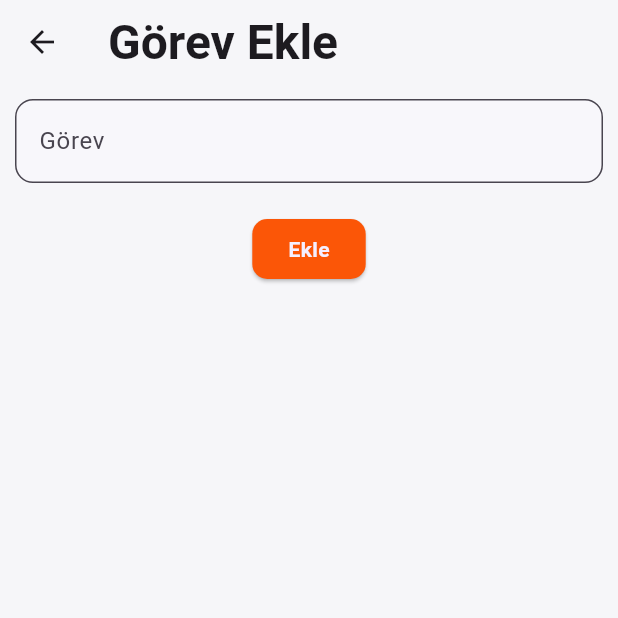
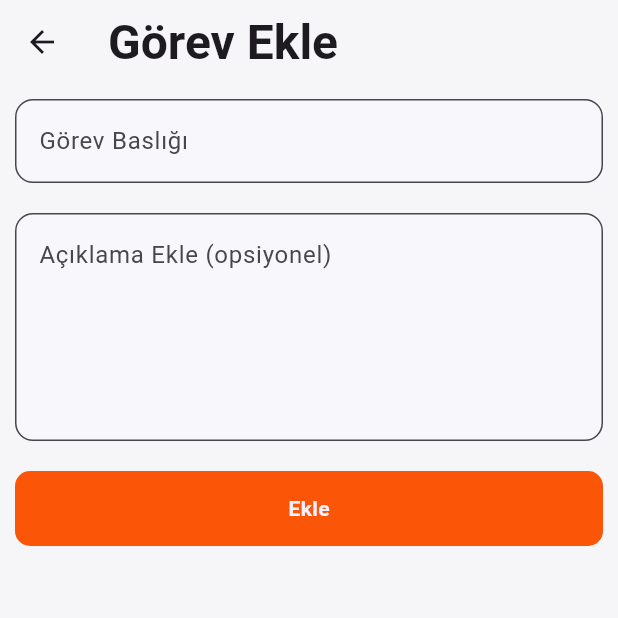
Before and after one commit to umitalbayrakk/GetXToDo, a Flutter app: the TaskAddPage screen opened directly, after a tap on "Ekle", on a phone screen of 412 x 824 dp, the top half of it. Run offline on Flutter 3.47's test engine with Material 3 defaults, Android fonts, the light colour scheme and no system bars; our stand-ins replace get.

Commit message:
new added  Texfiled Home uı

```diff
--- a/lib/controller/task_controller.dart
+++ b/lib/controller/task_controller.dart
@@ -5,14 +5,15 @@ import 'package:get/get_state_manager/src/simple/get_controllers.dart';
 class TaskController extends GetxController {
   var taskList = <Task>[].obs;
 
-//MARK: Format Date...
- DateTime now = DateTime.now();
+  //MARK: Format Date...
+  DateTime now = DateTime.now();
   String formattedDate = "${DateTime.now().day}/${DateTime.now().month}/${DateTime.now().year}";
 
   // add Task to list..
-  void addTask(String title  ) {
-    taskList.add(Task(title: title )); //
+  void addTask(String title, String description) {
+    taskList.add(Task(title: title, description: description)); //
   }
+
   void toggleTaskCompleted(int index) {
     taskList[index].isComplete = !taskList[index].isComplete;
     taskList.refresh();
--- a/lib/model/task_model.dart
+++ b/lib/model/task_model.dart
@@ -2,5 +2,7 @@
 class Task {
   String title;
   bool isComplete;
-  Task({required this.title, this.isComplete = false});
+  String description;
+
+  Task({required this.description, required this.title, this.isComplete = false});
 }
--- a/lib/view/home_page.dart
+++ b/lib/view/home_page.dart
@@ -7,7 +7,7 @@ import 'package:get/instance_manager.dart';
 import 'package:get/route_manager.dart';
 
 class HomePage extends StatelessWidget {
-  // TaskController taskController = Get.put(TaskController());
+  //MARK: TaskController
   final TaskController taskController = Get.put(TaskController());
 
   HomePage({super.key});
@@ -30,11 +30,21 @@ class HomePage extends StatelessWidget {
           itemCount: taskController.taskList.length,
           itemBuilder: (context, index) {
             final task = taskController.taskList[index];
-            return ListTile(
-              subtitle: Text(taskController.formattedDate),
+            return Padding(
+              padding: const EdgeInsets.only(right: 15, left: 15, top: 5),
+              child: Card(
+                color: AppColors.cardColor3,
+                child: ListTile(
+                  subtitle: Column(
+                    crossAxisAlignment: CrossAxisAlignment.start,
+                    children: [Text(taskController.formattedDate), Text(task.description)],
+                  ),
                   title: Text(
                     taskController.taskList[index].title,
-                style: TextStyle(decoration: task.isComplete ? TextDecoration.lineThrough : TextDecoration.none),
+                    style: TextStyle(
+                      decoration: task.isComplete ? TextDecoration.lineThrough : TextDecoration.none,
+                      fontWeight: FontWeight.bold,
+                    ),
                   ),
                   leading: IconButton(
                     icon: const Icon(Icons.delete, color: AppColors.buttonColor),
@@ -45,6 +55,8 @@ class HomePage extends StatelessWidget {
                     onChanged: (value) {
                       taskController.toggleTaskCompleted(index);
                     },
+                  ),
+                ),
               ),
             );
           },
--- a/lib/view/task_add_page.dart
+++ b/lib/view/task_add_page.dart
@@ -5,8 +5,9 @@ import 'package:get/instance_manager.dart';
 
 class TaskAddPage extends StatelessWidget {
   final TaskController taskController = Get.put(TaskController());
+
   final TextEditingController textController = TextEditingController();
-
+  final TextEditingController descriptionController = TextEditingController();
   TaskAddPage({super.key});
   @override
   Widget build(BuildContext context) {
@@ -28,7 +29,25 @@ class TaskAddPage extends StatelessWidget {
               cursorColor: AppColors.borderColor,
               controller: textController,
               decoration: InputDecoration(
-                hintText: "Görev",
+                hintText: "Görev Baslığı",
+                labelStyle: Theme.of(context).textTheme.titleLarge?.copyWith(fontWeight: FontWeight.w500),
+                filled: true,
+                fillColor: AppColors.textFiledColor,
+                border: OutlineInputBorder(
+                  borderRadius: BorderRadius.circular(12),
+                  borderSide: BorderSide(color: AppColors.borderColor),
+                ),
+                focusedBorder: OutlineInputBorder(borderRadius: BorderRadius.circular(12)),
+              ),
+            ),
+            SizedBox(height: 20),
+            TextField(
+              maxLines: 5,
+              style: Theme.of(context).inputDecorationTheme.labelStyle,
+              cursorColor: AppColors.borderColor,
+              controller: descriptionController,
+              decoration: InputDecoration(
+                hintText: "Açıklama Ekle (opsiyonel)",
                 labelStyle: Theme.of(context).textTheme.titleLarge?.copyWith(fontWeight: FontWeight.w500),
                 filled: true,
                 fillColor: AppColors.textFiledColor,
@@ -41,8 +60,10 @@ class TaskAddPage extends StatelessWidget {
             ),
             SizedBox(height: 20),
             ElevatedButton(
-              onPressed: () => taskController.addTask(textController.text),
+              onPressed: () => taskController.addTask(textController.text, descriptionController.text),
               style: ButtonStyle(
+                minimumSize: WidgetStatePropertyAll(Size(double.infinity, 50)),
+                elevation: WidgetStatePropertyAll(0),
                 backgroundColor: WidgetStatePropertyAll(AppColors.foodCard),
                 shape: WidgetStatePropertyAll(RoundedRectangleBorder(borderRadius: BorderRadius.circular(10))),
               ),
```
Lines whose indentation alone changed are shown as unchanged.
